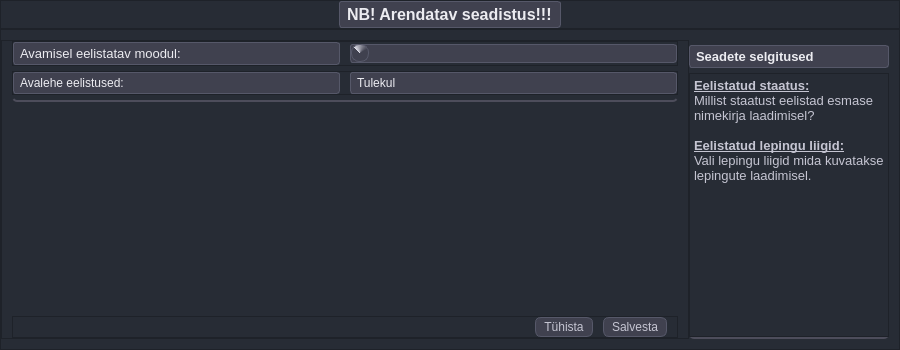
Old version of the form mailabl-qgis/config/confWidgets/UserSetup.ui in the repository TuloliKalver/mailabl-qgis.
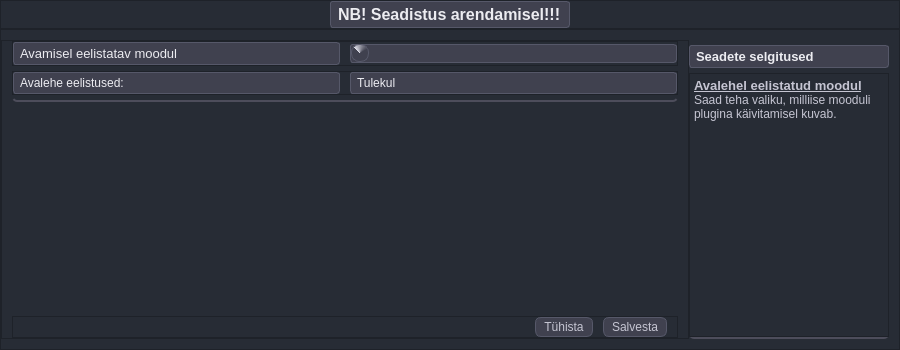
New version of the form. Icons and pictures are not drawn.

Diff of the .ui file:
```diff
--- a/mailabl-qgis/config/confWidgets/UserSetup.ui
+++ b/mailabl-qgis/config/confWidgets/UserSetup.ui
@@ -187,7 +187,7 @@
          </font>
         </property>
         <property name="text">
-         <string>NB! Arendatav seadistus!!!</string>
+         <string>NB! Seadistus arendamisel!!!</string>
         </property>
        </widget>
       </item>
@@ -308,7 +308,7 @@
                   </font>
                  </property>
                  <property name="text">
-                  <string>Avamisel eelistatav moodul:</string>
+                  <string>Avamisel eelistatav moodul</string>
                  </property>
                 </widget>
                </item>
@@ -563,9 +563,9 @@
 &lt;html&gt;&lt;head&gt;&lt;meta name=&quot;qrichtext&quot; content=&quot;1&quot; /&gt;&lt;style type=&quot;text/css&quot;&gt;
 p, li { white-space: pre-wrap; }
 &lt;/style&gt;&lt;/head&gt;&lt;body style=&quot; font-family:'MS Shell Dlg 2'; font-size:10pt; font-weight:400; font-style:normal;&quot;&gt;
-&lt;p style=&quot; margin-top:0px; margin-bottom:0px; margin-left:0px; margin-right:0px; -qt-block-indent:0; text-indent:0px;&quot;&gt;&lt;span style=&quot; font-weight:600; text-decoration: underline;&quot;&gt;Eelistatud staatus:&lt;/span&gt;&lt;br /&gt;Millist staatust eelistad esmase nimekirja laadimisel?&lt;/p&gt;
+&lt;p style=&quot; margin-top:0px; margin-bottom:0px; margin-left:0px; margin-right:0px; -qt-block-indent:0; text-indent:0px;&quot;&gt;&lt;span style=&quot; font-weight:600; text-decoration: underline;&quot;&gt;Avalehel eelistatud moodul&lt;/span&gt;&lt;br /&gt;&lt;span style=&quot; font-size:9pt;&quot;&gt;Saad teha valiku, milliise mooduli plugina käivitamisel kuvab.&lt;/span&gt;&lt;/p&gt;
 &lt;p style=&quot;-qt-paragraph-type:empty; margin-top:0px; margin-bottom:0px; margin-left:0px; margin-right:0px; -qt-block-indent:0; text-indent:0px;&quot;&gt;&lt;br /&gt;&lt;/p&gt;
-&lt;p style=&quot; margin-top:0px; margin-bottom:0px; margin-left:0px; margin-right:0px; -qt-block-indent:0; text-indent:0px;&quot;&gt;&lt;span style=&quot; font-weight:600; text-decoration: underline;&quot;&gt;Eelistatud lepingu liigid:&lt;/span&gt;&lt;br /&gt;Vali lepingu liigid mida kuvatakse lepingute laadimisel.&lt;/p&gt;&lt;/body&gt;&lt;/html&gt;</string>
+&lt;p style=&quot;-qt-paragraph-type:empty; margin-top:0px; margin-bottom:0px; margin-left:0px; margin-right:0px; -qt-block-indent:0; text-indent:0px;&quot;&gt;&lt;br /&gt;&lt;/p&gt;&lt;/body&gt;&lt;/html&gt;</string>
            </property>
           </widget>
          </item>
```
